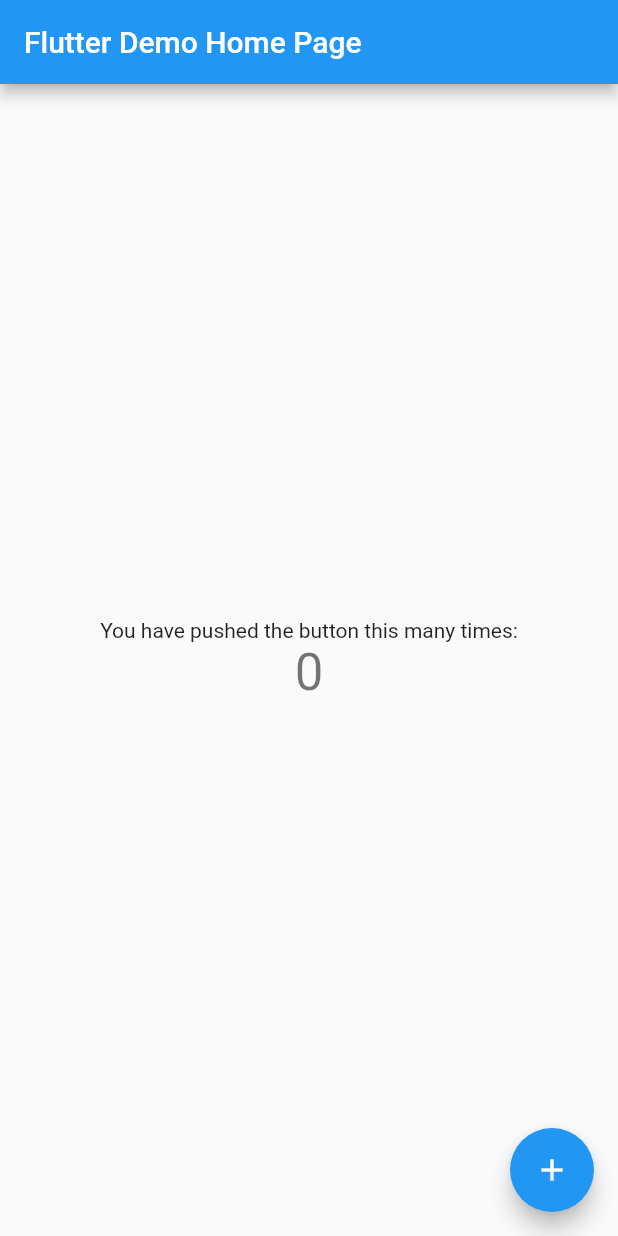
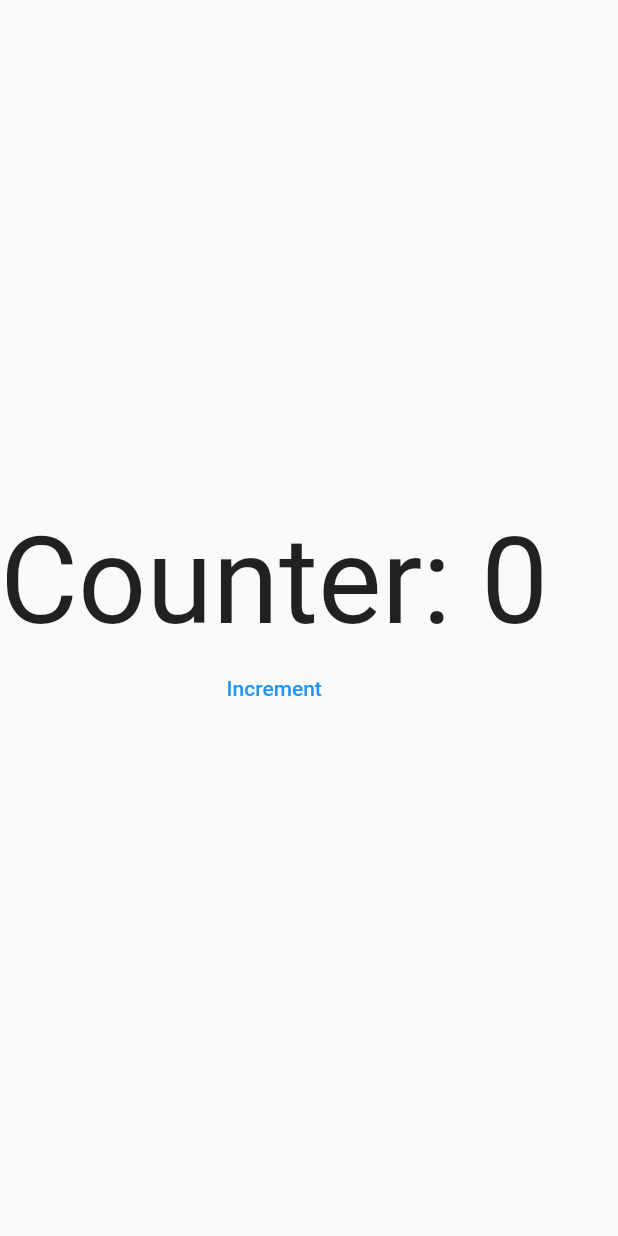
Before and after one commit to jamescardona11/web_examples, a Flutter app: the screen it shows after launch, on a phone screen of 412 x 824 dp. Run offline on Flutter 3.47's test engine with Material 2 defaults, Android fonts, the light colour scheme and no system bars.

Commit message:
reusable widgets

```diff
--- a/basic_1/lib/main.dart
+++ b/basic_1/lib/main.dart
@@ -1,113 +1,17 @@
+import 'package:basic_1/ui/page/counter_page.dart';
 import 'package:flutter/material.dart';
 
-void main() {
-  runApp(MyApp());
-}
+void main() => runApp(MyApp());
 
 class MyApp extends StatelessWidget {
-  // This widget is the root of your application.
   @override
   Widget build(BuildContext context) {
     return MaterialApp(
-      title: 'Flutter Demo',
-      theme: ThemeData(
-        // This is the theme of your application.
-        //
-        // Try running your application with "flutter run". You'll see the
-        // application has a blue toolbar. Then, without quitting the app, try
-        // changing the primarySwatch below to Colors.green and then invoke
-        // "hot reload" (press "r" in the console where you ran "flutter run",
-        // or simply save your changes to "hot reload" in a Flutter IDE).
-        // Notice that the counter didn't reset back to zero; the application
-        // is not restarted.
-        primarySwatch: Colors.blue,
-      ),
-      home: MyHomePage(title: 'Flutter Demo Home Page'),
-    );
+        debugShowCheckedModeBanner: false,
+        title: 'Material App',
+        initialRoute: '/stateful',
+        routes: {
+          '/stateful': (_) => CounterPage(),
+        });
   }
 }
-
-class MyHomePage extends StatefulWidget {
-  MyHomePage({Key? key, required this.title}) : super(key: key);
-
-  // This widget is the home page of your application. It is stateful, meaning
-  // that it has a State object (defined below) that contains fields that affect
-  // how it looks.
-
-  // This class is the configuration for the state. It holds the values (in this
-  // case the title) provided by the parent (in this case the App widget) and
-  // used by the build method of the State. Fields in a Widget subclass are
-  // always marked "final".
-
-  final String title;
-
-  @override
-  _MyHomePageState createState() => _MyHomePageState();
-}
-
-class _MyHomePageState extends State<MyHomePage> {
-  int _counter = 0;
-
-  void _incrementCounter() {
-    setState(() {
-      // This call to setState tells the Flutter framework that something has
-      // changed in this State, which causes it to rerun the build method below
-      // so that the display can reflect the updated values. If we changed
-      // _counter without calling setState(), then the build method would not be
-      // called again, and so nothing would appear to happen.
-      _counter++;
-    });
-  }
-
-  @override
-  Widget build(BuildContext context) {
-    // This method is rerun every time setState is called, for instance as done
-    // by the _incrementCounter method above.
-    //
-    // The Flutter framework has been optimized to make rerunning build methods
-    // fast, so that you can just rebuild anything that needs updating rather
-    // than having to individually change instances of widgets.
-    return Scaffold(
-      appBar: AppBar(
-        // Here we take the value from the MyHomePage object that was created by
-        // the App.build method, and use it to set our appbar title.
-        title: Text(widget.title),
-      ),
-      body: Center(
-        // Center is a layout widget. It takes a single child and positions it
-        // in the middle of the parent.
-        child: Column(
-          // Column is also a layout widget. It takes a list of children and
-          // arranges them vertically. By default, it sizes itself to fit its
-          // children horizontally, and tries to be as tall as its parent.
-          //
-          // Invoke "debug painting" (press "p" in the console, choose the
-          // "Toggle Debug Paint" action from the Flutter Inspector in Android
-          // Studio, or the "Toggle Debug Paint" command in Visual Studio Code)
-          // to see the wireframe for each widget.
-          //
-          // Column has various properties to control how it sizes itself and
-          // how it positions its children. Here we use mainAxisAlignment to
-          // center the children vertically; the main axis here is the vertical
-          // axis because Columns are vertical (the cross axis would be
-          // horizontal).
-          mainAxisAlignment: MainAxisAlignment.center,
-          children: <Widget>[
-            Text(
-              'You have pushed the button this many times:',
-            ),
-            Text(
-              '$_counter',
-              style: Theme.of(context).textTheme.headline4,
-            ),
-          ],
-        ),
-      ),
-      floatingActionButton: FloatingActionButton(
-        onPressed: _incrementCounter,
-        tooltip: 'Increment',
-        child: Icon(Icons.add),
-      ), // This trailing comma makes auto-formatting nicer for build methods.
-    );
-  }
-}
--- /dev/null
+++ b/basic_1/lib/ui/page/counter_page.dart
@@ -0,0 +1,37 @@
+import 'package:basic_1/ui/shared/custom_flat_button.dart';
+import 'package:flutter/material.dart';
+
+class CounterPage extends StatefulWidget {
+  const CounterPage({
+    Key? key,
+  }) : super(key: key);
+
+  @override
+  _CounterPageState createState() => _CounterPageState();
+}
+
+class _CounterPageState extends State<CounterPage> {
+  int counter = 0;
+  @override
+  Widget build(BuildContext context) {
+    return Scaffold(
+      body: Column(
+        mainAxisAlignment: MainAxisAlignment.center,
+        children: [
+          Text(
+            'Counter: $counter',
+            style: TextStyle(fontSize: 80),
+          ),
+          CustomFlatButtonWidget(
+            text: 'Increment',
+            onPress: () {
+              setState(() {
+                counter++;
+              });
+            },
+          )
+        ],
+      ),
+    );
+  }
+}
--- /dev/null
+++ b/basic_1/lib/ui/shared/custom_flat_button.dart
@@ -0,0 +1,23 @@
+import 'package:flutter/material.dart';
+
+class CustomFlatButtonWidget extends StatelessWidget {
+  const CustomFlatButtonWidget({
+    Key? key,
+    required this.onPress,
+    required this.text,
+  }) : super(key: key);
+
+  final VoidCallback onPress;
+  final String text;
+
+  @override
+  Widget build(BuildContext context) {
+    return TextButton(
+      onPressed: onPress,
+      child: Padding(
+        padding: const EdgeInsets.all(8.0),
+        child: Text(text),
+      ),
+    );
+  }
+}
```
Also changed, not shown: basic_1/pubspec.yaml (+0 -18 lines).
